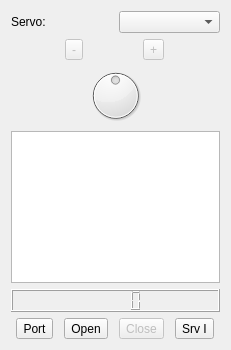
Above: visao-c/workspace/inmoov_qt/src/remotecontrolwindow.ui from xtarke/visao before the change. Below: the same form after it.
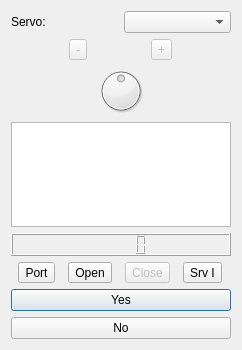
That is the form after the change.

Patch:
```diff
--- a/visao-c/workspace/inmoov_qt/src/remotecontrolwindow.ui
+++ b/visao-c/workspace/inmoov_qt/src/remotecontrolwindow.ui
@@ -6,7 +6,7 @@
    <rect>
     <x>0</x>
     <y>0</y>
-    <width>231</width>
+    <width>242</width>
     <height>350</height>
    </rect>
   </property>
@@ -120,6 +120,23 @@
      </item>
     </layout>
    </item>
+   <item>
+    <widget class="QPushButton" name="pushButtonYes">
+     <property name="text">
+      <string>Yes</string>
+     </property>
+    </widget>
+   </item>
+   <item>
+    <widget class="QPushButton" name="pushButtonNo">
+     <property name="text">
+      <string>No</string>
+     </property>
+    </widget>
+   </item>
+   <item>
+    <layout class="QHBoxLayout" name="horizontalLayout_4"/>
+   </item>
   </layout>
  </widget>
  <layoutdefault spacing="6" margin="11"/>
```
